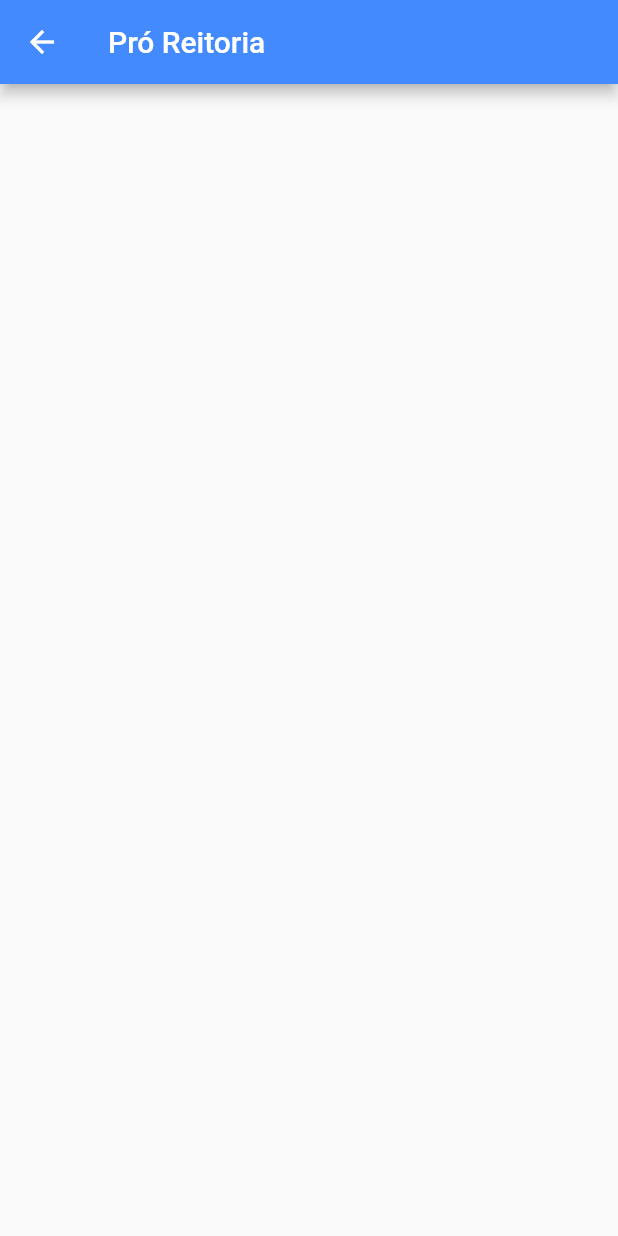
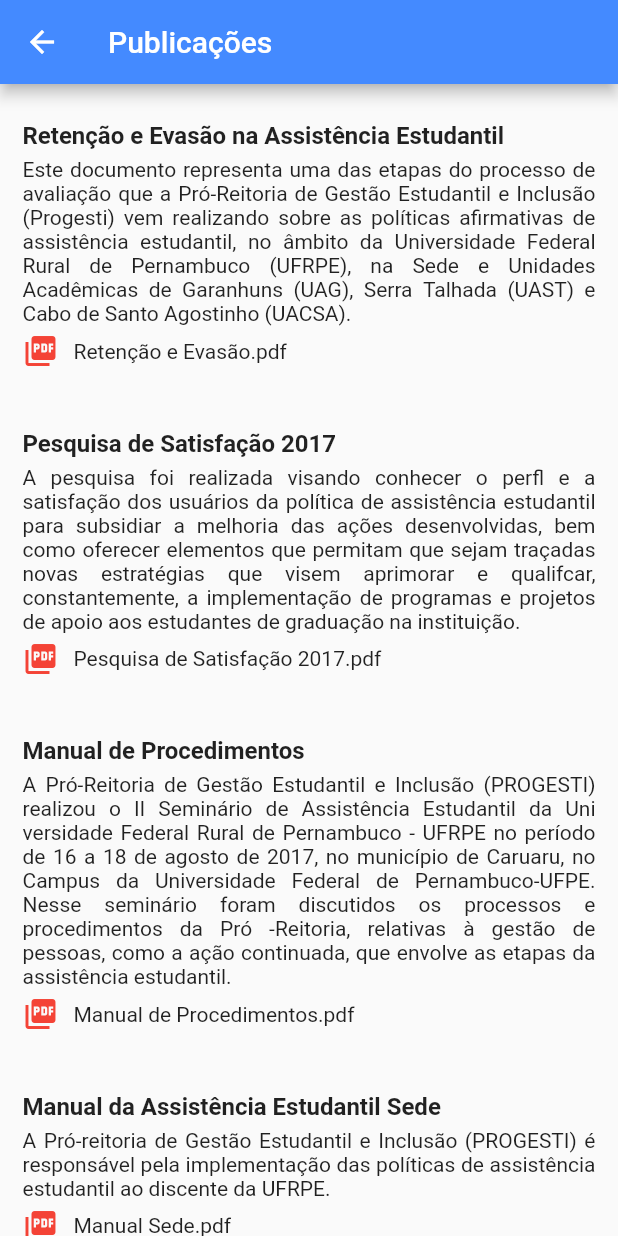
Before and after one commit to gleydsonbrito/progesti-app, a Flutter app: the Publications screen opened directly, on a phone screen of 412 x 824 dp. Run offline on Flutter 3.47's test engine with Material 2 defaults, Android fonts, the light colour scheme and no system bars.

Commit message:
added publications page

```diff
--- a/lib/components/Drawer.dart
+++ b/lib/components/Drawer.dart
@@ -103,6 +103,23 @@
               onTap: () {
                 Navigator.pushNamed(context, "/Secretariats");
               },
+            ),
+            ListTile(
+              trailing: Icon(
+                Icons.filter,
+                color: Colors.blueAccent,
+                size: 30,
+              ),
+              title: Text(
+                "Publicações",
+                style: TextStyle(
+                  fontWeight: FontWeight.bold,
+                  color: Colors.black.withOpacity(0.80),
+                ),
+              ),
+              onTap: () {
+                Navigator.pushNamed(context, "/Publications");
+              },
             )
           ],
         ),
--- /dev/null
+++ b/lib/components/PublicationsItem.dart
@@ -0,0 +1,42 @@
+import 'package:flutter/material.dart';
+import 'package:progesti_app/components/StandardTexts/SdtFileItem.dart';
+import 'package:progesti_app/components/StandardTexts/StdDescription.dart';
+import 'package:progesti_app/components/StandardTexts/StdTitle.dart';
+
+class PublicationsItem extends StatelessWidget {
+  String title;
+  String descriptions;
+  String fileName;
+  String filePath;
+
+  PublicationsItem(this.title, this.descriptions, this.fileName, this.filePath);
+
+  @override
+  Widget build(BuildContext context) {
+    return Container(
+      margin: EdgeInsets.all(15),
+      child: Column(
+        children: <Widget>[
+          StdTitle(title),
+          StdDescription(descriptions),
+          StdFileItem(filePath, fileName),
+        ],
+      ),
+    );
+  }
+}
+
+var publications = [
+  PublicationsItem(
+    'Retenção e Evasão na Assistência Estudantil',
+    'Este documento representa uma das etapas do processo de avaliação que a Pró-Reitoria de Gestão Estudantil e Inclusão (Progesti) vem realizando sobre as políticas afirmativas de assistência estudantil, no âmbito da Universidade Federal Rural de Pernambuco (UFRPE), na Sede e Unidades Acadêmicas de Garanhuns (UAG), Serra Talhada (UAST) e Cabo de Santo Agostinho (UACSA).',
+    'Retenção e Evasão.pdf',
+    'http://www.progesti.ufrpe.br/sites/www.progesti.ufrpe.br/files/Retencao-Evasao-Progesti.pdf',
+  ),
+  PublicationsItem(
+    'Pesquisa de Satisfação 2017',
+    'A pesquisa foi realizada visando conhecer o perfl e a satisfação dos usuários da política de assistência estudantil para subsidiar a melhoria das ações desenvolvidas, bem como oferecer elementos que permitam que sejam traçadas novas estratégias que visem aprimorar e qualifcar, constantemente, a implementação de programas e projetos de apoio aos estudantes de graduação na instituição.',
+    'Pesquisa de Satisfação 2017.pdf',
+    'http://www.progesti.ufrpe.br/sites/www.progesti.ufrpe.br/files/Pesquisa_Satisfacao_2017.pdf',
+  ),
+];
--- a/lib/components/StandardTexts/SdtFileItem.dart
+++ b/lib/components/StandardTexts/SdtFileItem.dart
@@ -1,8 +1,45 @@
 import 'package:flutter/material.dart';
+import 'package:url_launcher/url_launcher.dart';
 
 class StdFileItem extends StatelessWidget {
+  Future<void> _launchInBrowser(String url) async {
+    if (await canLaunch(url)) {
+      await launch(
+        url,
+        forceSafariVC: false,
+        forceWebView: false,
+        headers: <String, String>{'my_header_key': 'my_header_value'},
+      );
+    } else {
+      throw 'Could not launch $url';
+    }
+  }
+
+  String filePath;
+  String fileName;
+
+  StdFileItem(this.filePath, this.fileName);
+
   @override
   Widget build(BuildContext context) {
-    return Container();
+    return GestureDetector(
+      onTap: () {
+        _launchInBrowser(filePath);
+      },
+      child: Row(
+        children: <Widget>[
+          Container(
+            margin: EdgeInsets.only(
+              right: 10,
+            ),
+            child: Icon(
+              Icons.picture_as_pdf,
+              color: Colors.red,
+            ),
+          ),
+          Text(fileName),
+        ],
+      ),
+    );
   }
 }
--- a/lib/main.dart
+++ b/lib/main.dart
@@ -2,6 +2,7 @@
 import 'package:progesti_app/pages/Coordenations.dart';
 import 'package:progesti_app/pages/Editais.dart';
 import 'package:progesti_app/pages/ProReitoria.dart';
+import 'package:progesti_app/pages/Publications.dart';
 import 'package:progesti_app/pages/Secretaiats.dart';
 import 'package:progesti_app/pages/Story.dart';
 import 'package:progesti_app/pages/Team.dart';
@@ -28,6 +29,7 @@
       '/Story': (context) => Story(),
       '/Secretariats': (context) => Secretariats(),
       '/ProReitoria': (context) => ProReitoria(),
+      '/Publications': (context) => Publications(),
     },
   ));
 }
--- a/lib/pages/Publications.dart
+++ b/lib/pages/Publications.dart
@@ -1,14 +1,60 @@
 import 'package:flutter/material.dart';
+import 'package:progesti_app/components/PublicationsItem.dart';
 
 class Publications extends StatelessWidget {
   @override
   Widget build(BuildContext context) {
     return Scaffold(
       appBar: AppBar(
-        title: Text("Pró Reitoria"),
+        title: Text("Publicações"),
         backgroundColor: Colors.blueAccent,
       ),
-      body: Container(),
+      body: SafeArea(
+        child: SingleChildScrollView(
+          child: Column(
+            children: publications.map((pub) => pub).toList(),
+          ),
+        ),
+      ),
     );
   }
 }
+
+var publications = [
+  PublicationsItem(
+    'Retenção e Evasão na Assistência Estudantil',
+    'Este documento representa uma das etapas do processo de avaliação que a Pró-Reitoria de Gestão Estudantil e Inclusão (Progesti) vem realizando sobre as políticas afirmativas de assistência estudantil, no âmbito da Universidade Federal Rural de Pernambuco (UFRPE), na Sede e Unidades Acadêmicas de Garanhuns (UAG), Serra Talhada (UAST) e Cabo de Santo Agostinho (UACSA).',
+    'Retenção e Evasão.pdf',
+    'http://www.progesti.ufrpe.br/sites/www.progesti.ufrpe.br/files/Retencao-Evasao-Progesti.pdf',
+  ),
+  PublicationsItem(
+    'Pesquisa de Satisfação 2017',
+    'A pesquisa foi realizada visando conhecer o perfl e a satisfação dos usuários da política de assistência estudantil para subsidiar a melhoria das ações desenvolvidas, bem como oferecer elementos que permitam que sejam traçadas novas estratégias que visem aprimorar e qualifcar, constantemente, a implementação de programas e projetos de apoio aos estudantes de graduação na instituição.',
+    'Pesquisa de Satisfação 2017.pdf',
+    'http://www.progesti.ufrpe.br/sites/www.progesti.ufrpe.br/files/Pesquisa_Satisfacao_2017.pdf',
+  ),
+  PublicationsItem(
+    'Manual de Procedimentos',
+    'A Pró-Reitoria de Gestão Estudantil e Inclusão (PROGESTI) realizou o II Seminário de Assistência Estudantil da Uni versidade Federal Rural de Pernambuco - UFRPE no período de 16 a 18 de agosto de 2017, no município de Caruaru, no Campus da Universidade Federal de Pernambuco-UFPE. Nesse seminário foram discutidos os processos e procedimentos da Pró -Reitoria, relativas à gestão de pessoas, como a ação continuada, que envolve as etapas da assistência estudantil.',
+    'Manual de Procedimentos.pdf',
+    'http://www.progesti.ufrpe.br/sites/www.progesti.ufrpe.br/files/Manual_Procedimentos.pdf',
+  ),
+  PublicationsItem(
+    'Manual da Assistência Estudantil Sede',
+    'A Pró-reitoria de Gestão Estudantil e Inclusão (PROGESTI) é responsável pela implementação das políticas de assistência estudantil ao discente da UFRPE.',
+    'Manual Sede.pdf',
+    'http://www.progesti.ufrpe.br/sites/www.progesti.ufrpe.br/files/Manual-sede.pdf',
+  ),
+  PublicationsItem(
+    'Manual assistência estudantil Unidades',
+    'A Pró-reitoria de Gestão Estudantil e Inclusão (PROGESTI) é responsável pela implementação das políticas de assistência estudantil ao discente da UFRPE.',
+    'Manual Unidades.pdf',
+    'http://www.progesti.ufrpe.br/sites/www.progesti.ufrpe.br/files/Manual-Unidades.pdf',
+  ),
+  PublicationsItem(
+    'Monitoramento, Acompanhamento e Avaliação dos Programas da Progesti',
+    'Este documento se propõe a compartilhar com a comunidade universitária os resultados dos processos de Monitoramento, Acompanhamento e Avaliação desenvolvidos pela Pró-Reitoria de Gestão Estudantil e Inclusão – PROGESTI da Universidade Federal Rural de Pernambuco – UFRPE.',
+    'Processos Progesti.pdf',
+    'http://www.progesti.ufrpe.br/sites/www.progesti.ufrpe.br/files/processos.pdf',
+  ),
+];
--- a/pubspec.yaml
+++ b/pubspec.yaml
@@ -24,6 +24,7 @@
   flutter:
     sdk: flutter
   path_provider:
+  url_launcher: ^5.7.2
 
 
 
```
Also changed, not shown: pubspec.lock, 2 other files.
